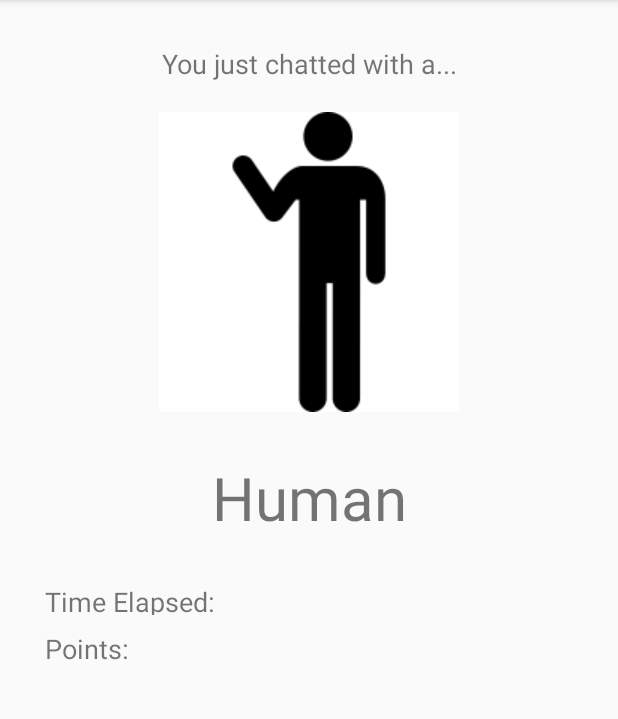
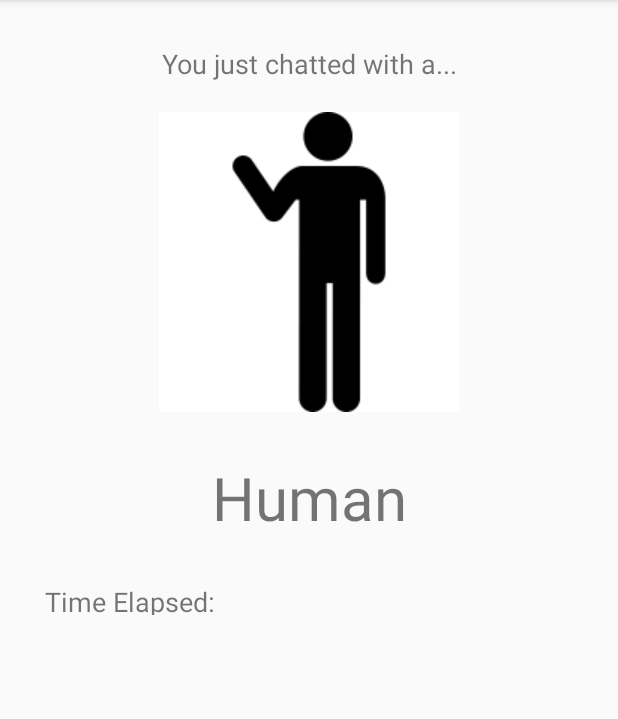
Before and after one commit to BurkeO/SWENG-Project-2019, an Android app: the results_2 screen opened directly, with no data from a screen before it, on a phone screen of 412 x 824 dp, the part 84-803 px from its top. Run offline under Robolectric (Android 15) with nearby library versions, the phone set to English and light mode, and no system bars; our stand-ins replace Firebase (no records; nobody signed in at launch, a user with empty details on screens opened directly); libraries missing offline, so code that uses them is left out: com.ibm.watson.

Commit message:
Removed points from human screen

```diff
--- a/app/src/main/res/layout/activity_results_2.xml
+++ b/app/src/main/res/layout/activity_results_2.xml
@@ -64,16 +64,6 @@
         app:layout_constraintTop_toBottomOf="@+id/textView5" />
 
     <!--points-->
-    <TextView
-        android:id="@+id/textView7"
-        android:layout_width="wrap_content"
-        android:layout_height="wrap_content"
-        android:layout_marginStart="30dp"
-        android:layout_marginTop="10dp"
-        android:text="@string/points"
-        android:textSize="18sp"
-        app:layout_constraintStart_toStartOf="parent"
-        app:layout_constraintTop_toBottomOf="@+id/textView6" />
 
 
 </android.support.constraint.ConstraintLayout>
```
